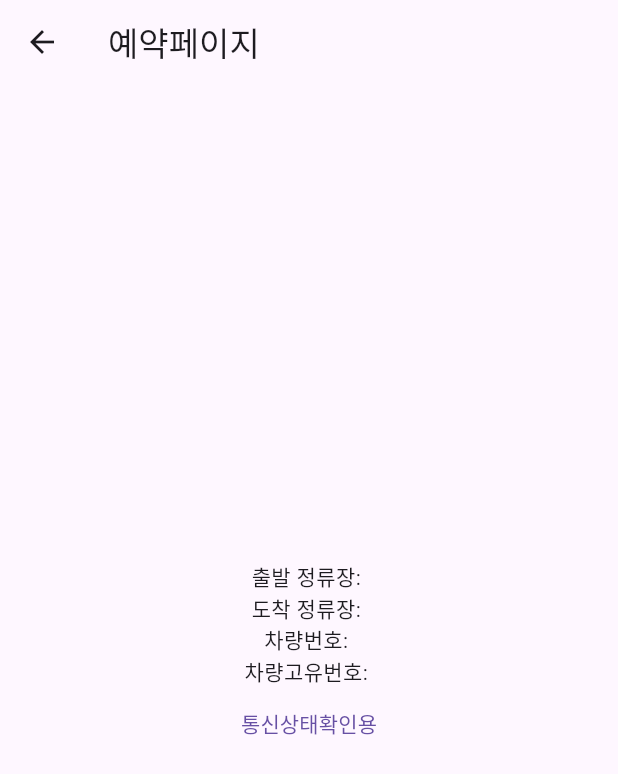
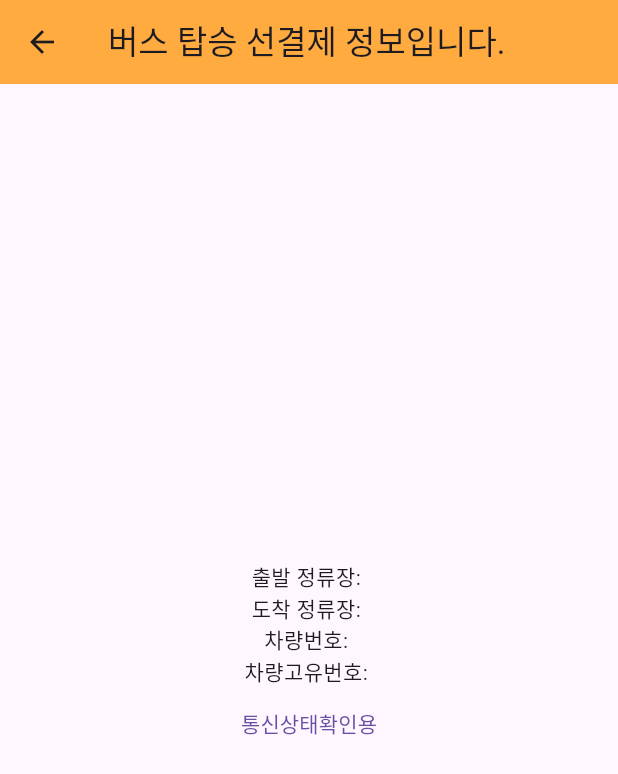
Before and after one commit to pss214/projectOTB_sup, a Flutter app: the TotalPage screen opened directly with empty values, on a phone screen of 412 x 824 dp. Shown: the top 774 px of the screen. Run offline on Flutter 3.47's test engine with Material 3 defaults, Android fonts, the phone set to English and light mode, and no system bars; network calls fail.

Commit message:
docs: 문구 및 색상 변경

```diff
--- a/otbapp/lib/Bus_Total_Page.dart
+++ b/otbapp/lib/Bus_Total_Page.dart
@@ -50,7 +50,8 @@ class _TotalPageState extends State<TotalPage>{
 
     return Scaffold(
       appBar: AppBar(
-        title: Text('예약페이지'),
+        title: Text('버스 탑승 선결제 정보입니다.'),
+        backgroundColor: Colors.orangeAccent,
       ),
       body:Center(
         child: Column(
```
